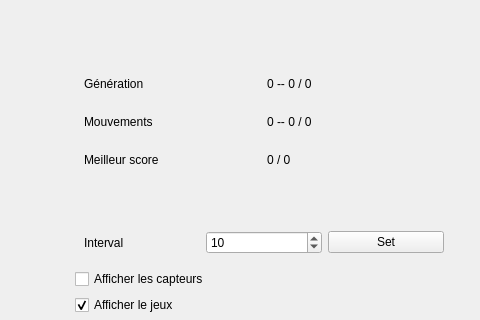
clebail/qtiasnake, file mainwindow.ui: the form before one commit; both pictures show x 320 to 800 and y 140 to 460 of the 800 by 600 pixel window.
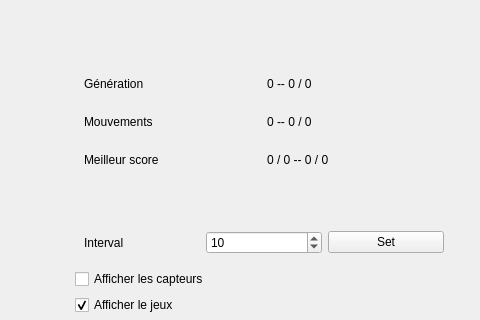
The form after the commit. Icons and pictures are not drawn. Custom widgets are drawn as their Qt base class.

Patch:
```diff
--- a/mainwindow.ui
+++ b/mainwindow.ui
@@ -104,7 +104,7 @@
              <item>
               <widget class="QLabel" name="lblBestScore">
                <property name="text">
-                <string>0 / 0</string>
+                <string>0 / 0 -- 0 / 0</string>
                </property>
               </widget>
              </item>
```
